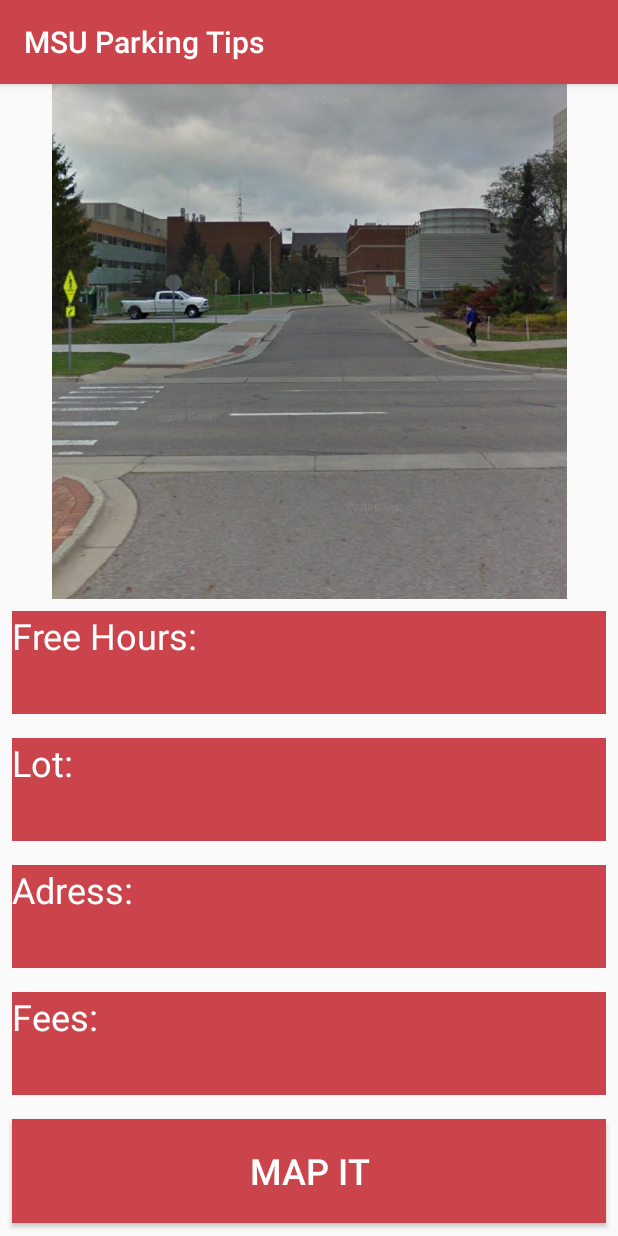
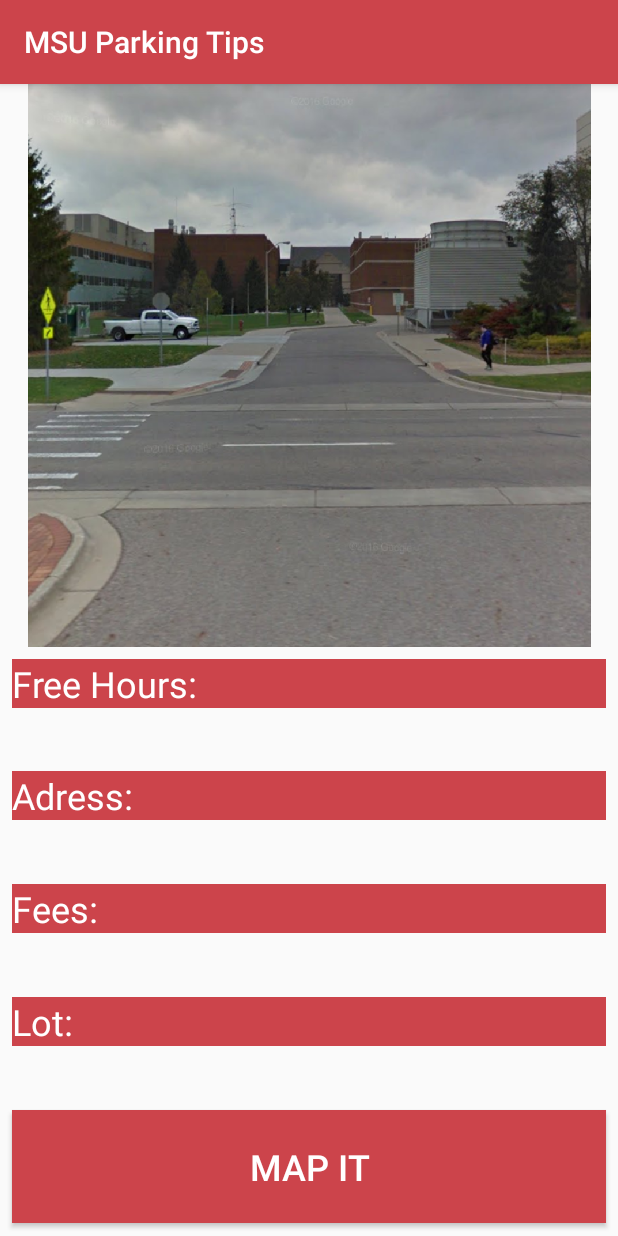
Before and after one commit to suhvanuhlihn/project3-team16, an Android app: the DetailActivity screen opened directly, with no data from a screen before it, on a phone screen of 412 x 824 dp. Run offline under Robolectric (Android 15) with nearby library versions, the phone set to English and light mode, and no system bars.

Commit message:
add the relative layout

```diff
--- a/app/src/main/java/edu/msu/pinkoski/project3_team16/MainActivity.java
+++ b/app/src/main/java/edu/msu/pinkoski/project3_team16/MainActivity.java
@@ -58,6 +58,8 @@ public class MainActivity extends AppCompatActivity {
     }
 
     public void onSearch(View view) {
+        // get the closest result
+
         Intent intent = new Intent(this, ResultActivity.class);
         startActivity(intent);
     }
--- a/app/src/main/res/layout/detail_activity.xml
+++ b/app/src/main/res/layout/detail_activity.xml
@@ -13,49 +13,69 @@
         android:layout_gravity="center_horizontal"
         android:layout_weight="0.5" />
 
+    <RelativeLayout
+        android:layout_width="match_parent"
+        android:layout_height="0dp"
+        android:layout_weight="0.1">
+
         <TextView
             android:id="@+id/textFreeHours"
             android:layout_width="match_parent"
-        android:layout_height="0dp"
+            android:layout_height="wrap_content"
             android:layout_margin="8dp"
-        android:layout_weight="0.1"
             android:background="@color/colorPrimary"
             android:text="@string/free_hours"
             android:textColor="@color/white"
             android:textSize="24sp" />
+    </RelativeLayout>
+
+    <RelativeLayout
+        android:layout_width="match_parent"
+        android:layout_height="0dp"
+        android:layout_weight="0.1">
+
+        <TextView
+            android:id="@+id/textAddress"
+            android:layout_width="match_parent"
+            android:layout_height="wrap_content"
+            android:layout_margin="8dp"
+            android:background="@color/colorPrimary"
+            android:text="@string/address"
+            android:textColor="@color/white"
+            android:textSize="24sp" />
+    </RelativeLayout>
+
+    <RelativeLayout
+        android:layout_width="match_parent"
+        android:layout_height="0dp"
+        android:layout_weight="0.1">
+
+        <TextView
+            android:id="@+id/textLotFees"
+            android:layout_width="match_parent"
+            android:layout_height="wrap_content"
+            android:layout_margin="8dp"
+            android:background="@color/colorPrimary"
+            android:text="@string/lot_fees"
+            android:textColor="@color/white"
+            android:textSize="24sp" />
+    </RelativeLayout>
+
+    <RelativeLayout
+        android:layout_width="match_parent"
+        android:layout_height="0dp"
+        android:layout_weight="0.1">
 
         <TextView
             android:id="@+id/textLotNumber"
             android:layout_width="match_parent"
-        android:layout_height="0dp"
+            android:layout_height="wrap_content"
             android:layout_margin="8dp"
-        android:layout_weight="0.1"
             android:background="@color/colorPrimary"
             android:text="@string/lot"
             android:textColor="@color/white"
             android:textSize="24sp" />
-
-    <TextView
-        android:id="@+id/textAddress"
-        android:layout_width="match_parent"
-        android:layout_height="0dp"
-        android:layout_margin="8dp"
-        android:layout_weight="0.1"
-        android:background="@color/colorPrimary"
-        android:text="@string/address"
-        android:textColor="@color/white"
-        android:textSize="24sp" />
-
-    <TextView
-        android:id="@+id/textLotFees"
-        android:layout_width="match_parent"
-        android:layout_height="0dp"
-        android:layout_margin="8dp"
-        android:layout_weight="0.1"
-        android:background="@color/colorPrimary"
-        android:text="@string/lot_fees"
-        android:textColor="@color/white"
-        android:textSize="24sp" />
+    </RelativeLayout>
 
     <Button
         android:id="@+id/googleMapsButton"
```
Lines whose indentation alone changed are shown as unchanged.
